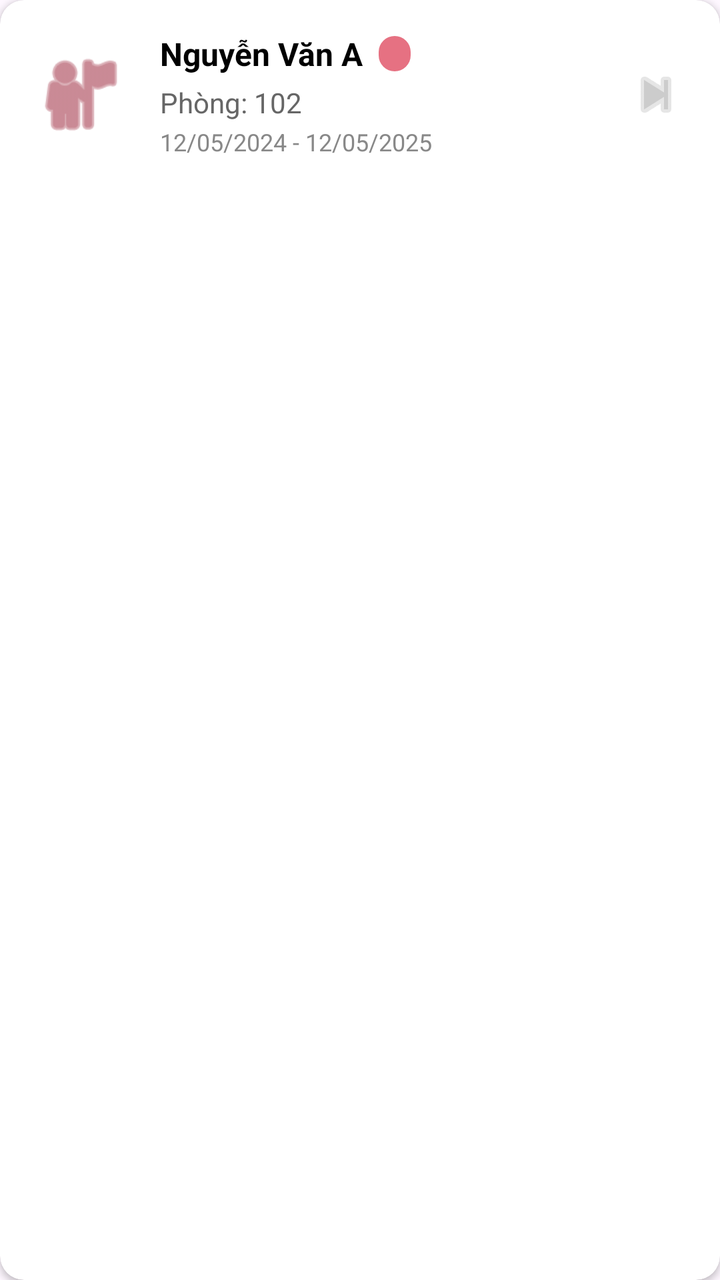
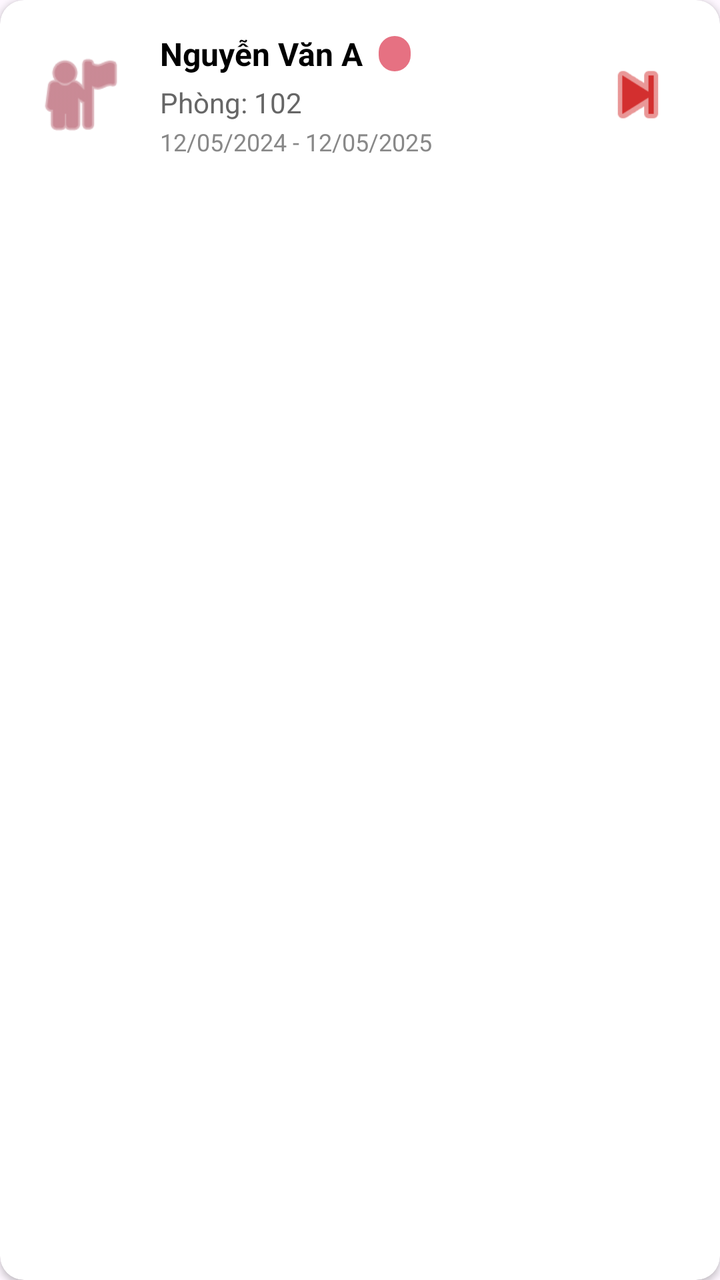

An Android layout rendered at two revisions. The XML below is the earlier revision; the diff shows what the commit changed to produce the second picture.
<!-- AndroidManifest.xml: application theme Theme.Apt -->
<!-- res/layout/item_contract.xml -->
<?xml version="1.0" encoding="utf-8"?>
<androidx.cardview.widget.CardView xmlns:android="http://schemas.android.com/apk/res/android"
    xmlns:app="http://schemas.android.com/apk/res-auto"
    android:layout_width="match_parent"
    android:layout_height="wrap_content"
    android:layout_marginHorizontal="8dp"
    android:layout_marginVertical="6dp"
    app:cardCornerRadius="12dp"
    app:cardElevation="2dp">

    <LinearLayout
        android:layout_width="match_parent"
        android:layout_height="wrap_content"
        android:background="?android:attr/selectableItemBackground"
        android:orientation="horizontal"
        android:padding="16dp"
        android:gravity="center_vertical">

        <ImageView
            android:layout_width="48dp"
            android:layout_height="48dp"
            android:src="@android:drawable/ic_menu_myplaces"
            app:tint="#A63C4F" />

        <LinearLayout
            android:layout_width="0dp"
            android:layout_height="wrap_content"
            android:layout_marginStart="16dp"
            android:layout_weight="1"
            android:orientation="vertical">

            <LinearLayout
                android:layout_width="match_parent"
                android:layout_height="wrap_content"
                android:orientation="horizontal"
                android:gravity="center_vertical">

                <TextView
                    android:id="@+id/tv_contract_resident_name"
                    android:layout_width="wrap_content"
                    android:layout_height="wrap_content"
                    android:text="Nguyễn Văn A"
                    android:textColor="#000000"
                    android:textSize="16sp"
                    android:textStyle="bold" />

                <TextView
                    android:id="@+id/tv_contract_role"
                    android:layout_width="wrap_content"
                    android:layout_height="wrap_content"
                    android:layout_marginStart="8dp"
                    android:background="@drawable/bg_button_auth"
                    android:paddingHorizontal="8dp"
                    android:paddingVertical="2dp"
                    android:text=""
                    android:textColor="#A63C4F"
                    android:textSize="10sp"
                    android:textStyle="bold" />
            </LinearLayout>

            <TextView
                android:id="@+id/tv_contract_room"
                android:layout_width="wrap_content"
                android:layout_height="wrap_content"
                android:layout_marginTop="4dp"
                android:text="Phòng: 102"
                android:textColor="#666666"
                android:textSize="14sp" />

            <TextView
                android:id="@+id/tv_contract_dates"
                android:layout_width="wrap_content"
                android:layout_height="wrap_content"
                android:layout_marginTop="2dp"
                android:text="12/05/2024 - 12/05/2025"
                android:textColor="#888888"
                android:textSize="12sp" />
        </LinearLayout>

        <ImageView
            android:layout_width="wrap_content"
            android:layout_height="wrap_content"
            android:src="@android:drawable/ic_media_next"
            app:tint="#CCCCCC" />
    </LinearLayout>
</androidx.cardview.widget.CardView>
<!-- resources referenced by this layout -->
<resources>
  <!-- drawable bg_button_auth (drawable) -->
  <?xml version="1.0" encoding="utf-8"?>
  <ripple xmlns:android="http://schemas.android.com/apk/res/android"
      android:color="#40FFFFFF">
      <item>
          <shape android:shape="rectangle">
              <solid android:color="@color/primary" />
              <corners android:radius="32dp" />
          </shape>
      </item>
  
  </ripple>
  <style name="Theme.Apt" parent="Base.Theme.Apt" />
  <color name="primary">#E67182</color>
  <style name="Base.Theme.Apt" parent="Theme.Material3.DayNight.NoActionBar">
          
          
      </style>
</resources>

<!-- the commit's change to res/layout/item_contract.xml (unified diff, before → after) -->
@@ -78,9 +78,13 @@
         </LinearLayout>
 
         <ImageView
-            android:layout_width="wrap_content"
-            android:layout_height="wrap_content"
+            android:id="@+id/iv_btn_move_out"
+            android:layout_width="50dp"
+            android:layout_height="50dp"
+            android:padding="4dp"
             android:src="@android:drawable/ic_media_next"
-            app:tint="#CCCCCC" />
+            app:tint="#D32F2F"
+            android:layout_alignParentEnd="true"
+            android:layout_centerVertical="true"/>
     </LinearLayout>
 </androidx.cardview.widget.CardView>
